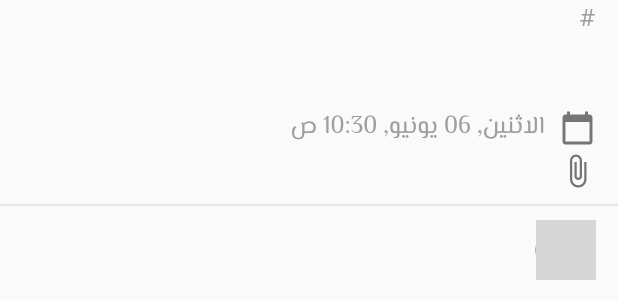
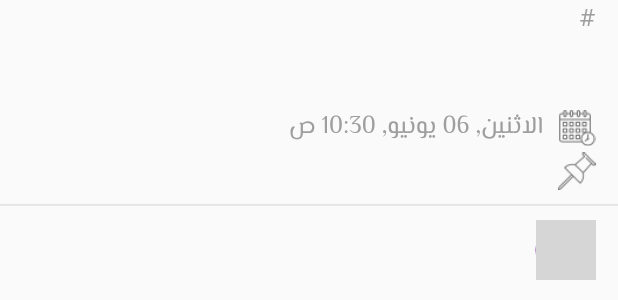
Before and after one commit to MohamadSobhy/Inovola-Task, a Flutter app: the TripDetailsContent widget shown alone on an empty page, opened directly with empty values, on a phone screen of 412 x 824 dp. Shown: the part 495-795 px from the top of the screen. Run offline on Flutter 3.47's test engine with Material 2 defaults, Android fonts, the phone set to English and light mode, and no system bars; drawn by our look-alikes of page_indicator; our stand-ins replace bloc, dartz, device_preview, equatable, flutter_bloc, get_it; network calls fail; grey boxes are pictures that could not be loaded.

Commit message:
Some Improvements

```diff
--- a/lib/features/trip/presentation/widgets/trip_details_content.dart
+++ b/lib/features/trip/presentation/widgets/trip_details_content.dart
@@ -39,14 +39,15 @@ class TripDetailsContent extends StatelessWidget {
                 if (!snapshot.hasData) return Container();
 
                 return _buildInfoRow(
-                  Icons.calendar_today,
+                  'assets/images/calendar.png',
                   '${snapshot.data}',
                 );
               },
             ),
           ),
           _buildSymmetricPadding(
-            child: _buildInfoRow(Icons.attach_file, state.trip.address),
+            child:
+                _buildInfoRow('assets/images/pushpin.png', state.trip.address),
           ),
           _buildCustomDivider(),
           _buildTrainerPart(),
@@ -170,7 +171,7 @@ class TripDetailsContent extends StatelessWidget {
     );
   }
 
-  Widget _buildInfoRow(IconData icon, String text) {
+  Widget _buildInfoRow(String imagePath, String text) {
     return Row(
       mainAxisSize: MainAxisSize.min,
       children: [
@@ -181,9 +182,10 @@ class TripDetailsContent extends StatelessWidget {
         SizedBox(
           width: 10.0,
         ),
-        Icon(
-          icon,
-          color: Colors.grey[600],
+        Image.asset(
+          imagePath,
+          height: 25,
+          color: Colors.black54,
         ),
       ],
     );
--- a/pubspec.yaml
+++ b/pubspec.yaml
@@ -54,9 +54,8 @@ flutter:
   uses-material-design: true
 
   # To add assets to your application, add an assets section, like this:
-  # assets:
-  #   - images/a_dot_burr.jpeg
-  #   - images/a_dot_ham.jpeg
+  assets:
+    - assets/images/
 
   # An image asset can refer to one or more resolution-specific "variants", see
   # https://flutter.dev/assets-and-images/#resolution-aware.
```
Also changed, not shown: assets/images/calendar.png (added), assets/images/pushpin.png (added).
